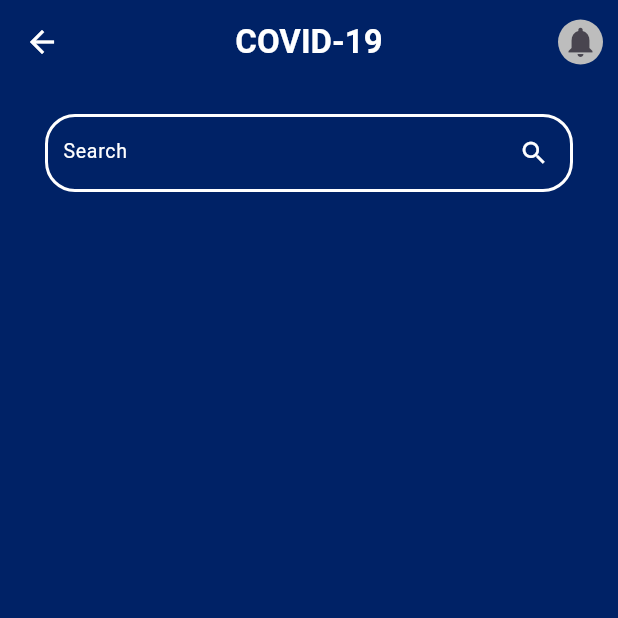
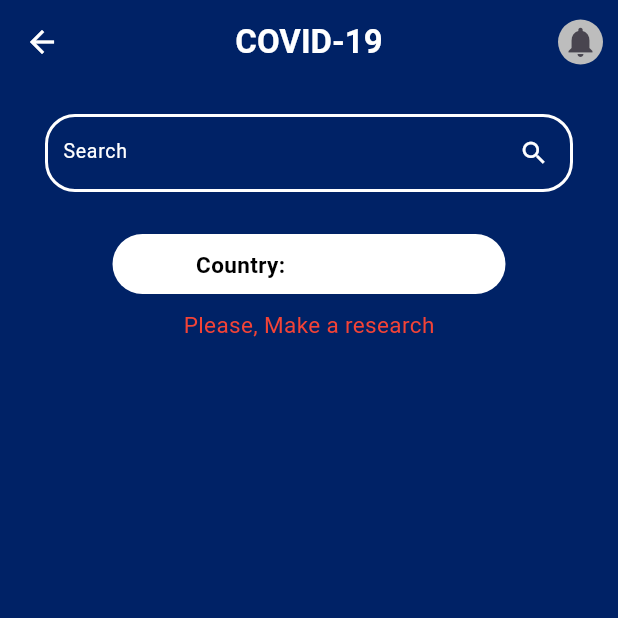
Before and after one commit to Nyenyeri/Majis, a Flutter app: the CovidSearch screen opened by its route, on a phone screen of 412 x 824 dp, the top half of it. Run offline on Flutter 3.47's test engine with Material 3 defaults, Android fonts, the light colour scheme and no system bars.

Commit message:
Some changes in all files

```diff
--- a/lib/screens/covid_search/class_data.dart
+++ b/lib/screens/covid_search/class_data.dart
@@ -1,15 +1,24 @@
 class CovidData {
   final String country;
-  final int deaths;
-  final String month;
+  final String region;
+  final Map<String, Map<String, int>> cases;
 
-  CovidData({required this.country, required this.deaths, required this.month});
+  CovidData({
+    required this.country,
+    required this.region,
+    required this.cases,
+  });
 
   factory CovidData.fromJson(Map<String, dynamic> json) {
+    Map<String, Map<String, int>> casesMap = {};
+    (json['cases'] as Map<String, dynamic>).forEach((key, value) {
+      casesMap[key] = Map<String, int>.from(value);
+    });
+
     return CovidData(
       country: json['country'],
-      deaths: json['deaths'],
-      month: json['month'],
+      region: json['region'],
+      cases: casesMap,
     );
   }
 }
--- a/lib/screens/covid_search/covid_search.dart
+++ b/lib/screens/covid_search/covid_search.dart
@@ -1,16 +1,16 @@
 import 'dart:convert';
 import 'package:flutter/material.dart';
+import 'package:http/http.dart' as http;
 import 'package:rondera/constants/constants.dart';
+import 'package:rondera/screens/covidRegion/region_covid_result.dart';
 import 'package:rondera/screens/covid_search/class_data.dart';
 import 'package:rondera/screens/home_page/home_page.dart';
 import 'package:rondera/widgets/search_field.dart';
-import 'package:http/http.dart' as http;
+import 'package:rondera/widgets/texts.dart';
 
 class CovidSearch extends StatefulWidget {
-  const CovidSearch({super.key});
-  static const routeName = "CovidSearch";
-
-  static String _covidData = '';
+  const CovidSearch({Key? key}) : super(key: key);
+  static String routeName = "CovidSearch";
 
   @override
   State<CovidSearch> createState() => _CovidSearchState();
@@ -18,7 +18,9 @@ class CovidSearch extends StatefulWidget {
 
 class _CovidSearchState extends State<CovidSearch> {
   TextEditingController _countryController = TextEditingController();
-  Future<List<CovidData>> fetchCovidData(String country) async {
+  List<CovidData> _covidDataList = [];
+
+  Future<void> fetchCovidData(String country) async {
     final apiKey = '2MO9GcFTUfQTPX8EaJm8RNqMY2JquGIBT21tHJX3';
     final apiUrl = 'https://api.api-ninjas.com/v1/covid19?country=$country';
 
@@ -30,7 +32,11 @@ class _CovidSearchState extends State<CovidSearch> {
 
       if (response.statusCode == 200) {
         final jsonData = json.decode(response.body) as List;
-        return jsonData.map((data) => CovidData.fromJson(data)).toList();
+        final covidDataList =
+            jsonData.map((data) => CovidData.fromJson(data)).toList();
+        setState(() {
+          _covidDataList = covidDataList;
+        });
       } else {
         throw Exception('Failed to load data');
       }
@@ -38,10 +44,10 @@ class _CovidSearchState extends State<CovidSearch> {
       throw Exception('Failed to load data: $e');
     }
   }
-
+String _selectedCountry = "";
   @override
   Widget build(BuildContext context) {
-    fetchCovidData("Canada");
+
     return Scaffold(
       backgroundColor: scaffoldColor,
       appBar: AppBar(
@@ -62,34 +68,63 @@ class _CovidSearchState extends State<CovidSearch> {
         ),
         actions: [
           Container(
-            margin: EdgeInsets.only(right: 10),
-            padding: EdgeInsets.all(3),
+            margin:const  EdgeInsets.only(right: 10),
+            padding: const EdgeInsets.all(3),
             decoration: BoxDecoration(
               shape: BoxShape.circle,
               color: Colors.grey.shade400,
             ),
-            child: Icon(Icons.notifications),
+            child:const  Icon(Icons.notifications),
           ),
         ],
       ),
       body: Column(
         children: [
           Container(
-            height: 110,
-            //color: Colors.green,
+            height: 100,
             child: Column(
               children: [
                 SearcField(
                   text: "Search",
                   countryController: _countryController,
+                  onPressed: () async {
+                    _selectedCountry = _countryController.text;
+                    _countryController.clear();
+                    await fetchCovidData(_selectedCountry);
+                  },
                 ),
               ],
             ),
           ),
+
+          Container(
+            height: 40,
+            margin: const EdgeInsets.symmetric(horizontal: 75),
+            padding: const EdgeInsets.all(10),
+            decoration: BoxDecoration(
+              color: whiteColor,
+              borderRadius: BorderRadius.circular(25),
+            ),
+            child: Row(
+              mainAxisAlignment: MainAxisAlignment.spaceAround,
+              children: [
+                const BoldText(text: "Country:", size: 15, color: blackColor),
+                SimpleText(
+                  text: _selectedCountry.toUpperCase(),
+                  size: 17,
+                  color: blackColor,
+                ),
+              ],
+            ),
+          ),
+          const SizedBox(
+            height: defaultPadding,
+          ),
           Expanded(
-            child: Container(
-              //height: 400,
-              margin: EdgeInsets.symmetric(horizontal: 25),
+            child: _covidDataList.isNotEmpty
+                ? Container(
+                    padding: const EdgeInsets.only(top: 10),
+                    width: MediaQuery.of(context).size.width,
                     decoration: const BoxDecoration(
                       color: whiteColor,
                       borderRadius: BorderRadius.only(
@@ -97,7 +132,50 @@ class _CovidSearchState extends State<CovidSearch> {
                         topRight: Radius.circular(20),
                       ),
                     ),
-              child: Text(CovidSearch._covidData),
+                    child: ListView.builder(
+                      itemCount: _covidDataList.length,
+                      itemBuilder: (context, index) {
+                        return GestureDetector(
+                          onTap: () {
+                            Navigator.push(
+                              context,
+                              MaterialPageRoute(
+                                builder: (context) => CovidRegionResult(
+                                  regionName: _covidDataList[index].region,
+                                  covidData: _covidDataList[index],
+                                ),
+                              ),
+                            );
+                          },
+                          child: Container(
+                            padding: const EdgeInsets.all(20),
+                            margin: const EdgeInsets.symmetric(
+                                horizontal: 20, vertical: 2),
+                            decoration: BoxDecoration(
+                              color: scaffoldColor,
+                              borderRadius: BorderRadius.circular(20),
+                            ),
+                            child: Row(
+                              mainAxisAlignment: MainAxisAlignment.center,
+                              children: [
+                                SimpleText(
+                                  text: _covidDataList[index].region,
+                                  size: 16,
+                                  color: whiteColor,
+                                ),
+                              ],
+                            ),
+                          ),
+                        );
+                      },
+                    ),
+                  )
+                : const Text(
+                    "Please, Make a research",
+                    style: TextStyle(
+                      color: Colors.red,
+                      fontSize: 15,
+                    ),
                   ),
           ),
         ],
--- a/lib/screens/phone_check/widgets/phoneData.dart
+++ b/lib/screens/phone_check/widgets/phoneData.dart
@@ -1,8 +1,8 @@
 class PhoneData{
   final String country;
   final String location;
-  final String validate;
-  final String code;
+  final bool validate;
+  final int code;
 
 
   PhoneData({required this.country, required this.location, required this.validate, required this.code,  });
```
Also changed, not shown: lib/screens/covidRegion/region_covid_result.dart (added, +101 -0 lines), lib/screens/dns/dns_search.dart (+59 -61 lines), lib/screens/phone_check/phone_check.dart (+39 -40 lines). Lines whose indentation alone changed are shown as unchanged.
